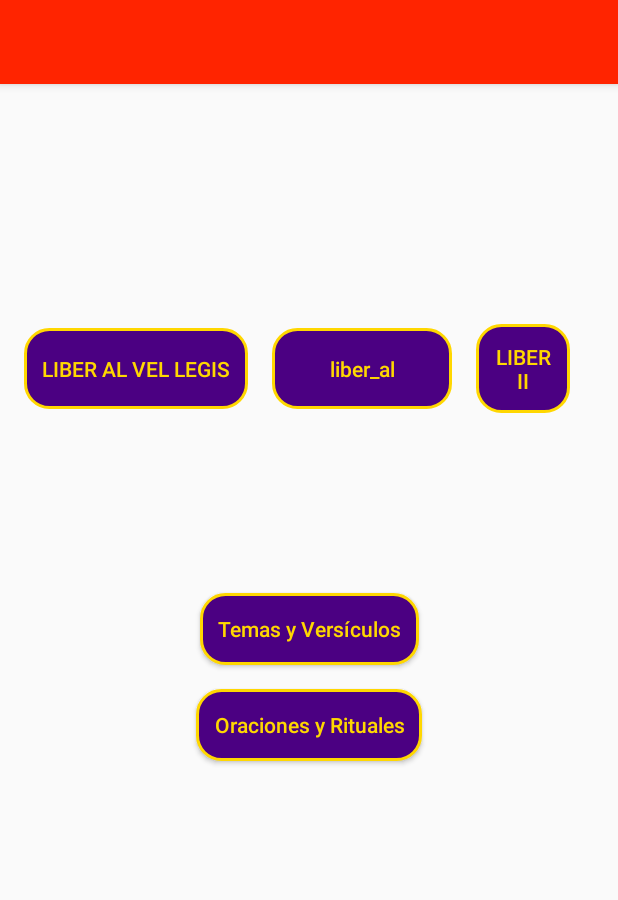
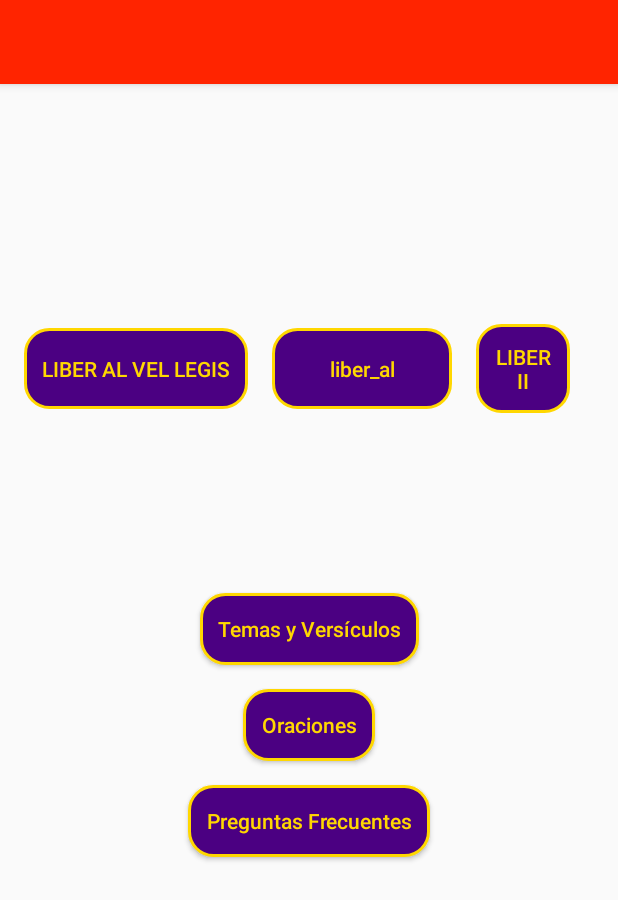
Before and after one commit to haru9393/thelema, an Android app built with Jetpack Compose: the screen it shows after launch (MainActivity), on a phone screen of 412 x 824 dp. Shown: the top 900 px of the screen. Run offline under Robolectric (Android 15) with nearby library versions, the phone set to English and light mode, and no system bars.

Commit message:
cambios 15 CON ERRORES

```diff
--- a/app/src/main/java/com/example/thelema/MainActivity.kt
+++ b/app/src/main/java/com/example/thelema/MainActivity.kt
@@ -3,13 +3,14 @@ package com.example.thelema
 import android.os.Bundle
 import android.widget.Button
 import android.widget.TextView
-import android.view.View
 import android.widget.ScrollView
 import android.text.method.ScrollingMovementMethod
+import android.view.View
 import androidx.appcompat.app.AppCompatActivity
 
 class MainActivity : AppCompatActivity() {
 
+    // Datos de contenido de los libros
     private val bookContentData: Map<String, Map<String, Map<String, String>>> = mapOf(
         "Liber AL vel Legis" to mapOf(
             "Capítulo 1" to mapOf(
@@ -109,6 +110,7 @@ class MainActivity : AppCompatActivity() {
 
 
     // Lista de oraciones y rituales
+    // Lista de oraciones y rituales
     private val oraciones = listOf(
         Pair("Oración a Nuit", """
         Oh Nuit, vasto y eterno misterio,
@@ -194,44 +196,56 @@ class MainActivity : AppCompatActivity() {
     """.trimIndent())
     )
 
-
+    // Lista de preguntas frecuentes
+    private val preguntasFrecuentes = listOf(
+        Pair("¿Qué es Thelema?", "Thelema es una filosofía espiritual basada en la ley de la voluntad."),
+        Pair("¿Cómo practicar Thelema?", "La práctica de Thelema implica seguir tu propia voluntad..."),
+        // Otras preguntas...
+    )
 
     override fun onCreate(savedInstanceState: Bundle?) {
         super.onCreate(savedInstanceState)
         setContentView(R.layout.activity_main)
 
-        // Referencias a los botones
+        // Referencias a los botones y vistas
         val buttonLiberAlVelLegis: Button = findViewById(R.id.buttonLiberAlVelLegis)
         val buttonLiberII: Button = findViewById(R.id.buttonLiberII)
         val buttonLiberTzaddi: Button = findViewById(R.id.buttonLiberTzaddi)
         val buttonOraciones: Button = findViewById(R.id.buttonOraciones)
+        val buttonPreguntas: Button = findViewById(R.id.buttonPreguntas)
         val scrollView: ScrollView = findViewById(R.id.scrollView)
         val textView: TextView = findViewById(R.id.textView)
 
         // Habilitar desplazamiento en el TextView
         textView.movementMethod = ScrollingMovementMethod()
 
-        // Mostrar contenido de Liber AL vel Legis
+        // Botón para mostrar contenido de Liber AL vel Legis
         buttonLiberAlVelLegis.setOnClickListener {
             textView.text = getBookContent("Liber AL vel Legis")
             scrollView.visibility = View.VISIBLE
         }
 
-        // Mostrar contenido de Liber II
+        // Botón para mostrar contenido de Liber II
         buttonLiberII.setOnClickListener {
             textView.text = getBookContent("Liber II")
             scrollView.visibility = View.VISIBLE
         }
 
-        // Mostrar contenido de Liber Tzaddi
+        // Botón para mostrar contenido de Liber Tzaddi
         buttonLiberTzaddi.setOnClickListener {
             textView.text = getBookContent("Liber Tzaddi")
             scrollView.visibility = View.VISIBLE
         }
 
-        // Mostrar oraciones y rituales
+        // Botón para mostrar oraciones y rituales
         buttonOraciones.setOnClickListener {
             textView.text = getOracionesContent()
+            scrollView.visibility = View.VISIBLE
+        }
+
+        // Botón para mostrar preguntas frecuentes
+        buttonPreguntas.setOnClickListener {
+            textView.text = getPreguntasFrecuentesContent()
             scrollView.visibility = View.VISIBLE
         }
     }
@@ -259,4 +273,14 @@ class MainActivity : AppCompatActivity() {
         }
         return content.toString()
     }
+
+    // Función para obtener el contenido de las preguntas frecuentes
+    private fun getPreguntasFrecuentesContent(): String {
+        val content = StringBuilder()
+        preguntasFrecuentes.forEach { (question, answer) ->
+            content.append("Pregunta: $question\n")
+            content.append("Respuesta: $answer\n\n")
         }
+        return content.toString()
+    }
+}
--- a/app/src/main/res/layout/activity_main.xml
+++ b/app/src/main/res/layout/activity_main.xml
@@ -85,6 +85,51 @@
             style="?android:attr/buttonBarButtonStyle"/>
     </LinearLayout>
 
+    <!-- Contenedores de capítulos de los libros (ocultos inicialmente) -->
+    <LinearLayout
+        android:id="@+id/chaptersLiberAlVelLegis"
+        android:layout_width="0dp"
+        android:layout_height="wrap_content"
+        android:orientation="vertical"
+        android:padding="16dp"
+        android:visibility="gone"
+        app:layout_constraintTop_toBottomOf="@id/buttonsContainer"
+        app:layout_constraintStart_toStartOf="parent"
+        app:layout_constraintEnd_toEndOf="parent"/>
+
+    <LinearLayout
+        android:id="@+id/chaptersLiberAl"
+        android:layout_width="0dp"
+        android:layout_height="wrap_content"
+        android:orientation="vertical"
+        android:padding="16dp"
+        android:visibility="gone"
+        app:layout_constraintTop_toBottomOf="@id/buttonsContainer"
+        app:layout_constraintStart_toStartOf="parent"
+        app:layout_constraintEnd_toEndOf="parent"/>
+
+    <LinearLayout
+        android:id="@+id/chaptersLiberII"
+        android:layout_width="0dp"
+        android:layout_height="wrap_content"
+        android:orientation="vertical"
+        android:padding="16dp"
+        android:visibility="gone"
+        app:layout_constraintTop_toBottomOf="@id/buttonsContainer"
+        app:layout_constraintStart_toStartOf="parent"
+        app:layout_constraintEnd_toEndOf="parent"/>
+
+    <LinearLayout
+        android:id="@+id/chaptersLiberTzaddi"
+        android:layout_width="0dp"
+        android:layout_height="wrap_content"
+        android:orientation="vertical"
+        android:padding="16dp"
+        android:visibility="gone"
+        app:layout_constraintTop_toBottomOf="@id/buttonsContainer"
+        app:layout_constraintStart_toStartOf="parent"
+        app:layout_constraintEnd_toEndOf="parent"/>
+
     <!-- Botón para temas y versículos -->
     <Button
         android:id="@+id/buttonThemes"
@@ -96,22 +141,7 @@
         android:textAllCaps="false"
         android:background="@drawable/boton_thelema"
         android:textColor="@color/thelema_dorado"
-        app:layout_constraintTop_toBottomOf="@id/buttonsContainer"
-        app:layout_constraintStart_toStartOf="parent"
-        app:layout_constraintEnd_toEndOf="parent"/>
-
-    <!-- Botón para oraciones y rituales -->
-    <Button
-        android:id="@+id/buttonOraciones"
-        android:layout_width="wrap_content"
-        android:layout_height="wrap_content"
-        android:layout_margin="16dp"
-        android:padding="12dp"
-        android:text="@string/oraciones_y_rituales"
-        android:textAllCaps="false"
-        android:background="@drawable/boton_thelema"
-        android:textColor="@color/thelema_dorado"
-        app:layout_constraintTop_toBottomOf="@id/buttonThemes"
+        app:layout_constraintTop_toBottomOf="@id/chaptersLiberAlVelLegis"
         app:layout_constraintStart_toStartOf="parent"
         app:layout_constraintEnd_toEndOf="parent"/>
 
@@ -123,29 +153,11 @@
         android:orientation="vertical"
         android:padding="16dp"
         android:visibility="gone"
-        app:layout_constraintTop_toBottomOf="@id/buttonOraciones"
+        app:layout_constraintTop_toBottomOf="@id/buttonThemes"
         app:layout_constraintStart_toStartOf="parent"
         app:layout_constraintEnd_toEndOf="parent"/>
 
-    <!-- Contenedor de oraciones -->
-    <LinearLayout
-        android:id="@+id/oracionesContainer"
-        android:layout_width="match_parent"
-        android:layout_height="wrap_content"
-        android:orientation="vertical"
-        android:padding="16dp"
-        android:visibility="gone"
-        app:layout_constraintTop_toBottomOf="@id/buttonOraciones"
-        app:layout_constraintStart_toStartOf="parent"
-        app:layout_constraintEnd_toEndOf="parent">
-
-        <TextView
-            android:layout_width="wrap_content"
-            android:layout_height="wrap_content"
-            android:text="@string/oraciones_y_rituales"/>
-    </LinearLayout>
-
-    <!-- ScrollView con TextView -->
+    <!-- ScrollView con TextView para mostrar versículos -->
     <ScrollView
         android:id="@+id/scrollView"
         android:layout_width="0dp"
@@ -175,4 +187,34 @@
         </LinearLayout>
     </ScrollView>
 
+    <!-- Botón para Oraciones -->
+    <Button
+        android:id="@+id/buttonOraciones"
+        android:layout_width="wrap_content"
+        android:layout_height="wrap_content"
+        android:layout_margin="16dp"
+        android:padding="12dp"
+        android:text="@string/oraciones"
+        android:textAllCaps="false"
+        android:background="@drawable/boton_thelema"
+        android:textColor="@color/thelema_dorado"
+        app:layout_constraintTop_toBottomOf="@id/buttonThemes"
+        app:layout_constraintStart_toStartOf="parent"
+        app:layout_constraintEnd_toEndOf="parent"/>
+
+    <!-- Botón para Preguntas Frecuentes -->
+    <Button
+        android:id="@+id/buttonPreguntas"
+        android:layout_width="wrap_content"
+        android:layout_height="wrap_content"
+        android:layout_margin="16dp"
+        android:padding="12dp"
+        android:text="@string/preguntas_frecuentes"
+        android:textAllCaps="false"
+        android:background="@drawable/boton_thelema"
+        android:textColor="@color/thelema_dorado"
+        app:layout_constraintTop_toBottomOf="@id/buttonOraciones"
+        app:layout_constraintStart_toStartOf="parent"
+        app:layout_constraintEnd_toEndOf="parent"/>
+
 </androidx.constraintlayout.widget.ConstraintLayout>
--- a/app/src/main/res/values/strings.xml
+++ b/app/src/main/res/values/strings.xml
@@ -54,4 +54,6 @@
     <string name="contenido_oraciones_y_rituales">contenido_oraciones_y_rituales</string>
     <string name="regresar">regresar</string>
     <string name="liber_al">liber_al</string>
+    <string name="oraciones">Oraciones</string>
+    <string name="preguntas_frecuentes">Preguntas Frecuentes</string>
 </resources>
```
Lines whose indentation alone changed are shown as unchanged.
